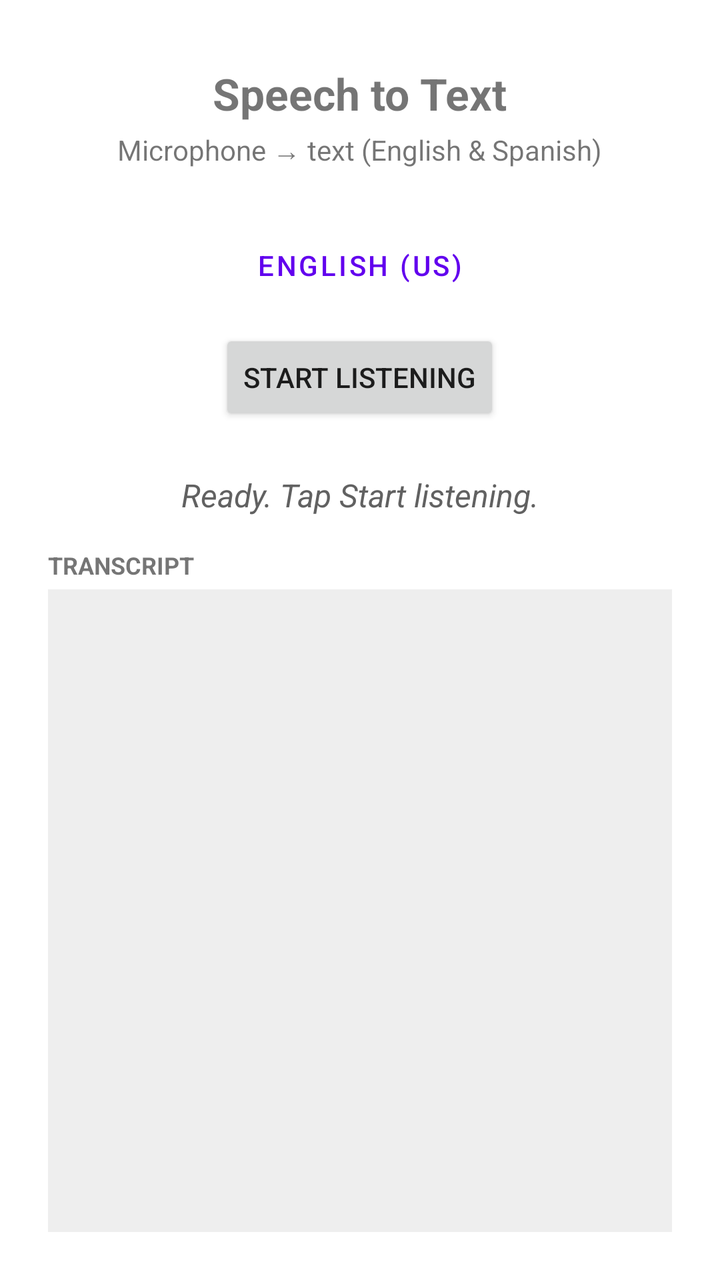
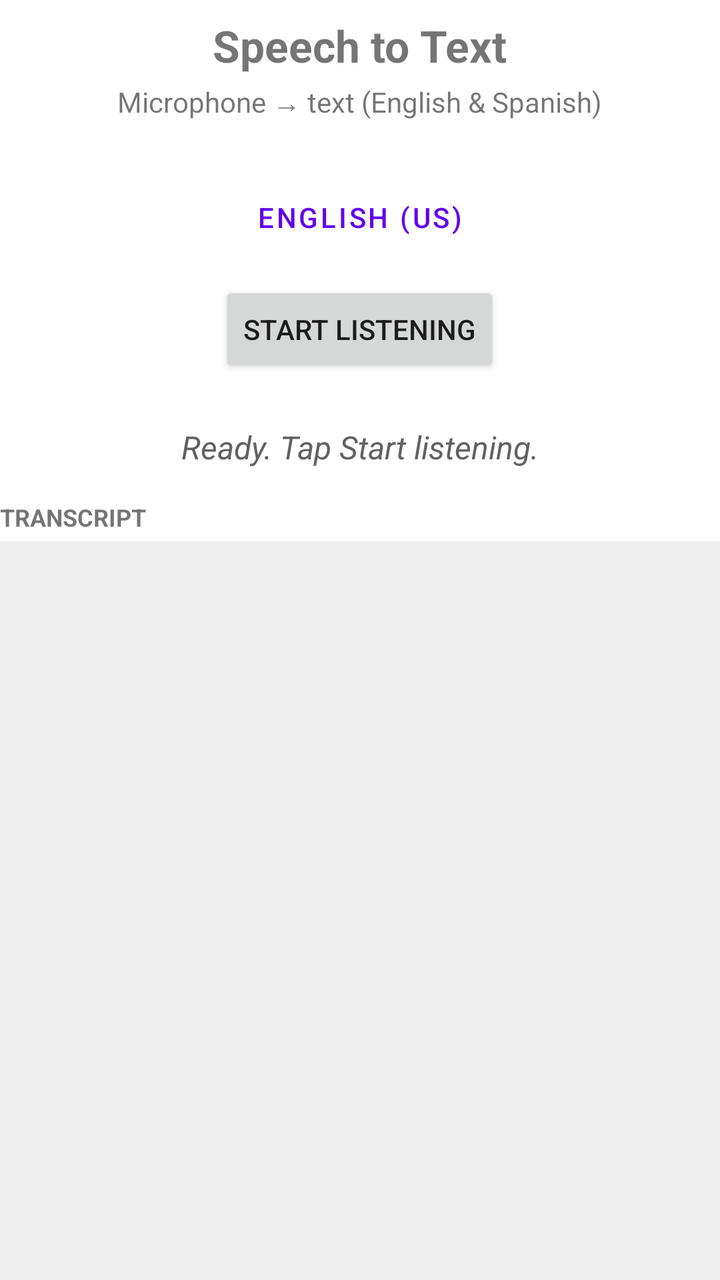

An Android layout rendered at two revisions. The XML below is the earlier revision; the diff shows what the commit changed to produce the second picture.
<!-- AndroidManifest.xml: application theme Theme.WhisperDemo -->
<!-- res/layout/activity_main.xml -->
<?xml version="1.0" encoding="utf-8"?>
<LinearLayout xmlns:android="http://schemas.android.com/apk/res/android"
    android:layout_width="match_parent"
    android:layout_height="match_parent"
    android:orientation="vertical"
    android:padding="24dp"
    android:gravity="center_horizontal">

    <TextView
        android:id="@+id/titleText"
        android:layout_width="wrap_content"
        android:layout_height="wrap_content"
        android:layout_marginTop="8dp"
        android:text="@string/title"
        android:textSize="22sp"
        android:textStyle="bold" />

    <TextView
        android:layout_width="wrap_content"
        android:layout_height="wrap_content"
        android:layout_marginTop="4dp"
        android:text="@string/subtitle"
        android:textSize="14sp" />

    <Button
        android:id="@+id/langButton"
        style="@style/Widget.MaterialComponents.Button.OutlinedButton"
        android:layout_width="wrap_content"
        android:layout_height="wrap_content"
        android:layout_marginTop="24dp"
        android:text="@string/lang_english" />

    <Button
        android:id="@+id/toggleButton"
        android:layout_width="wrap_content"
        android:layout_height="wrap_content"
        android:layout_marginTop="8dp"
        android:text="@string/start" />

    <TextView
        android:id="@+id/statusText"
        android:layout_width="match_parent"
        android:layout_height="wrap_content"
        android:layout_marginTop="24dp"
        android:gravity="center"
        android:text="@string/status_ready"
        android:textColor="@color/status_color"
        android:textSize="16sp"
        android:textStyle="italic" />

    <TextView
        android:layout_width="match_parent"
        android:layout_height="wrap_content"
        android:layout_marginTop="16dp"
        android:text="@string/transcript_label"
        android:textSize="12sp"
        android:textStyle="bold" />

    <ScrollView
        android:id="@+id/resultScroller"
        android:layout_width="match_parent"
        android:layout_height="0dp"
        android:layout_weight="1"
        android:layout_marginTop="4dp"
        android:background="@color/transcript_bg"
        android:padding="12dp">

        <TextView
            android:id="@+id/resultText"
            android:layout_width="match_parent"
            android:layout_height="wrap_content"
            android:textIsSelectable="true"
            android:textSize="18sp" />

    </ScrollView>

</LinearLayout>
<!-- resources referenced by this layout -->
<resources>
  <color name="status_color">#FF616161</color>
  <color name="transcript_bg">#11000000</color>
  <string name="lang_english">English (US)</string>
  <string name="start">Start listening</string>
  <string name="status_ready">Ready. Tap "Start listening".</string>
  <string name="subtitle">Microphone → text (English &amp; Spanish)</string>
  <string name="title">Speech to Text</string>
  <string name="transcript_label">TRANSCRIPT</string>
  <style name="Theme.WhisperDemo" parent="Theme.MaterialComponents.DayNight.DarkActionBar">
          <item name="colorPrimary">@color/purple_500</item>
          <item name="colorPrimaryVariant">@color/purple_700</item>
          <item name="colorOnPrimary">@color/white</item>
          <item name="colorSecondary">@color/teal_200</item>
          <item name="colorSecondaryVariant">@color/teal_700</item>
          <item name="colorOnSecondary">@color/black</item>
      </style>
  <color name="purple_500">#FF6200EE</color>
  <color name="purple_700">#FF3700B3</color>
  <color name="white">#FFFFFFFF</color>
  <color name="teal_200">#FF03DAC5</color>
  <color name="teal_700">#FF018786</color>
  <color name="black">#FF000000</color>
</resources>

<!-- the commit's change to res/layout/activity_main.xml (unified diff, before → after) -->
@@ -1,9 +1,9 @@
 <?xml version="1.0" encoding="utf-8"?>
 <LinearLayout xmlns:android="http://schemas.android.com/apk/res/android"
+    android:id="@+id/rootLayout"
     android:layout_width="match_parent"
     android:layout_height="match_parent"
     android:orientation="vertical"
-    android:padding="24dp"
     android:gravity="center_horizontal">
 
     <TextView
